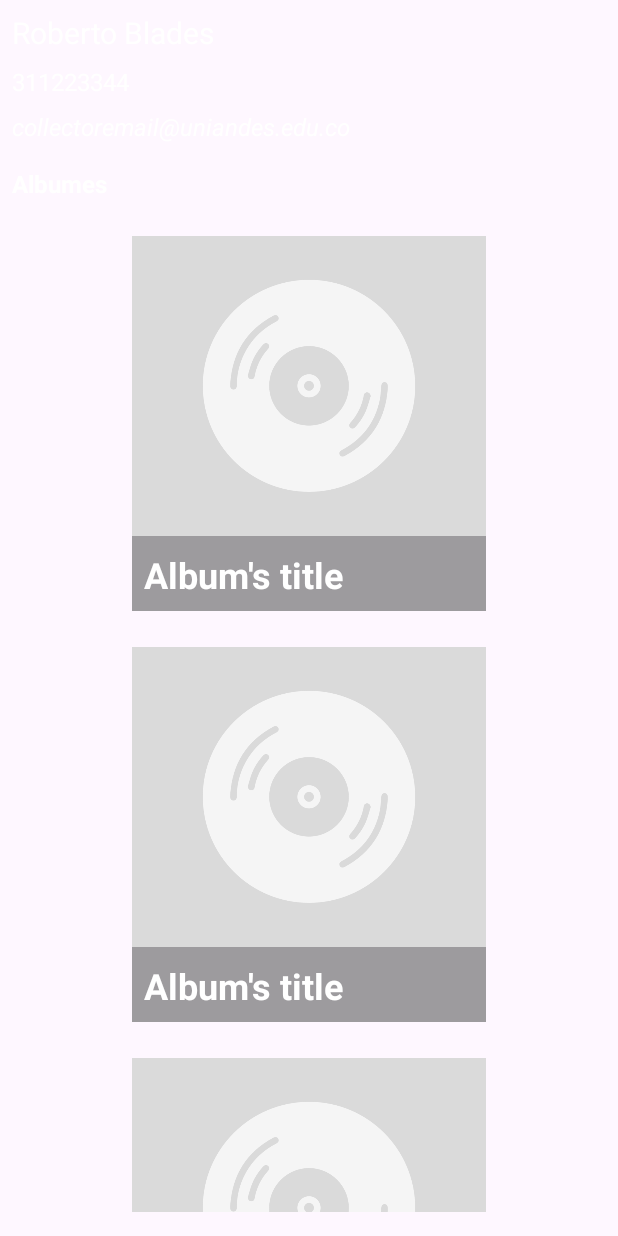
After one commit to juandata-dev/Vinilos_Magnificos, an Android app: the layout fragment_collector_detail.xml on its own in the app's theme, with its tools: preview values and no code run, on a phone screen of 412 x 824 dp. The commit adds this screen. Run offline under Robolectric (Android 15) with nearby library versions, the phone set to English and light mode, and no system bars.

Commit message:
Feat: add collectors detail

```diff
--- /dev/null
+++ b/app/src/main/java/co/edu/uniandes/vinilotunes/ui/collector/CollectorDetailFragment.kt
@@ -0,0 +1,99 @@
+package co.edu.uniandes.vinilotunes.ui.collector
+
+import android.os.Bundle
+import android.util.Log
+import android.view.LayoutInflater
+import android.view.View
+import android.view.ViewGroup
+import androidx.databinding.DataBindingUtil
+import androidx.fragment.app.Fragment
+import androidx.lifecycle.ViewModelProvider
+import androidx.navigation.fragment.findNavController
+import co.edu.uniandes.vinilotunes.R
+import co.edu.uniandes.vinilotunes.data.model.Album
+import co.edu.uniandes.vinilotunes.databinding.FragmentCollectorDetailBinding
+import co.edu.uniandes.vinilotunes.ui.album.AlbumAdapter
+
+// TODO: Rename parameter arguments, choose names that match
+// the fragment initialization parameters, e.g. ARG_ITEM_NUMBER
+private const val ARG_PARAM1 = "param1"
+private const val ARG_PARAM2 = "param2"
+
+/**
+ * A simple [Fragment] subclass.
+ * Use the [CollectorDetailFragment.newInstance] factory method to
+ * create an instance of this fragment.
+ */
+class CollectorDetailFragment : Fragment() {
+    private lateinit var collectorViewModel: CollectorViewModel
+    private lateinit var binding: FragmentCollectorDetailBinding
+    private var adapter = AlbumAdapter()
+
+    override fun onCreateView(
+        inflater: LayoutInflater,
+        container: ViewGroup?,
+        savedInstanceState: Bundle?
+    ): View {
+        binding = DataBindingUtil.inflate(
+            inflater, R.layout.fragment_collector_detail, container, false
+        )
+
+        // Configura ViewModel
+        collectorViewModel = ViewModelProvider(this).get(CollectorViewModel::class.java)
+
+        return binding.root
+    }
+
+    override fun onViewCreated(view: View, savedInstanceState: Bundle?) {
+        super.onViewCreated(view, savedInstanceState)
+
+        // Recupera el ID del álbum del argumento
+        val collectorId = arguments?.getInt("collector_id")
+
+        // Verifica que el ID no sea nulo y luego carga los detalles del álbum
+        if (collectorId != null) {
+
+            Log.d("Debug", "CollectorDetailFragment Collector ID: $collectorId"   )
+
+            collectorViewModel.getCollectorById(collectorId)
+
+
+            // Observa el LiveData para recibir los detalles del collecionista
+            collectorViewModel.collector.observe(viewLifecycleOwner) { collector ->
+                if (collector != null) { // Los detalles del coleccionistas están disponibles
+                    binding.collector = collector  // Actualiza la vista con los detalles del álbum
+                    Log.d("Debug", "getAlbumesByID: $collector.id"   )
+                    collectorViewModel.getAlbumesByIdCollector(collector.id)
+                }
+            }
+
+            collectorViewModel.albumesCollector.observe(viewLifecycleOwner) { list ->
+                val albumes: MutableList<Album> = mutableListOf()
+
+                for (i in list.indices)
+                    albumes.add(list[i].album)
+
+
+                if (albumes.isNotEmpty()) {
+                    adapter.albumList = albumes
+                    binding.rvCollectorAlbums.adapter = adapter
+                    Log.d("Debug", "myAlbums: ${adapter.albumList[0]}")
+                }
+
+            }
+        }
+
+
+    }
+
+    override fun onResume() {
+        super.onResume()
+    }
+
+    private fun goToDetailAlbum(id: Int) {
+        val bundle = Bundle()
+        bundle.putInt("album_id", id) // Aquí debes proporcionar el valor del ID del álbum
+
+        findNavController().navigate(R.id.nav_album_detail, bundle)
+    }
+}
--- a/app/src/main/java/co/edu/uniandes/vinilotunes/ui/collector/CollectorFragment.kt
+++ b/app/src/main/java/co/edu/uniandes/vinilotunes/ui/collector/CollectorFragment.kt
@@ -6,6 +6,8 @@ import android.view.View
 import android.view.ViewGroup
 import androidx.fragment.app.Fragment
 import androidx.fragment.app.viewModels
+import androidx.navigation.fragment.findNavController
+import co.edu.uniandes.vinilotunes.R
 import co.edu.uniandes.vinilotunes.databinding.FragmentCollectorBinding
 
 class CollectorFragment : Fragment() {
@@ -69,6 +71,7 @@ class CollectorFragment : Fragment() {
     }
 
 
+
     /**
      * Metodo que se encarga de navegar a la vista de detalle de un Coleccionista.
      *
@@ -79,7 +82,7 @@ class CollectorFragment : Fragment() {
         val bundle = Bundle()
         bundle.putInt("collector_id", id) // Aquí debes proporcionar el valor del ID del Coleccionista
 
-//        findNavController().navigate(R.id.nav_collector_detail, bundle)
+        findNavController().navigate(R.id.nav_collector_detail, bundle)
 
     }
 }
--- a/app/src/main/java/co/edu/uniandes/vinilotunes/ui/collector/CollectorViewModel.kt
+++ b/app/src/main/java/co/edu/uniandes/vinilotunes/ui/collector/CollectorViewModel.kt
@@ -7,6 +7,7 @@ import androidx.lifecycle.LiveData
 import androidx.lifecycle.MutableLiveData
 import androidx.lifecycle.viewModelScope
 import co.edu.uniandes.vinilotunes.data.model.Collector
+import co.edu.uniandes.vinilotunes.data.model.CollectorAlbum
 import co.edu.uniandes.vinilotunes.data.repositories.CollectorRepository
 import kotlinx.coroutines.Dispatchers
 import kotlinx.coroutines.launch
@@ -17,6 +18,8 @@ class CollectorViewModel(application: Application) : AndroidViewModel(applicatio
 
     // Utilizamos MutableLiveData para poder cambiar su valor dinámicamente. En este caso, el valor de la variable es un álbum.
     val collector = MutableLiveData<Collector>()
+
+    val albumesCollector = MutableLiveData<List<CollectorAlbum>>()
 
     // Variable que almacena el repositorio de artistas. El repositorio es el encargado de manejar la comunicación con el servidor.
     private val collectorRepository = CollectorRepository(application)
@@ -57,4 +60,14 @@ class CollectorViewModel(application: Application) : AndroidViewModel(applicatio
             Log.e("Error", e.message ?: "Failure service")
         }
     }
+
+    fun getAlbumesByIdCollector(id: Int) {
+        try {
+            viewModelScope.launch(Dispatchers.IO) {
+                albumesCollector.postValue(collectorRepository.getAlbumesByCollector(id))
+            }
+        } catch (e: Exception) {
+            Log.e("Error", e.message ?: "Failure service")
+        }
+    }
 }
--- /dev/null
+++ b/app/src/main/res/layout/album_collection_item.xml
@@ -0,0 +1,68 @@
+<?xml version="1.0" encoding="utf-8"?>
+<layout xmlns:tools="http://schemas.android.com/tools"
+        xmlns:android="http://schemas.android.com/apk/res/android"
+        xmlns:app="http://schemas.android.com/apk/res-auto">
+
+    <data>
+        <variable
+                name="album"
+                type="co.edu.uniandes.vinilotunes.data.model.Album" />
+        <variable
+                name="position"
+                type="Integer" />
+        <variable
+                name="adapter"
+                type="co.edu.uniandes.vinilotunes.ui.album.AlbumAdapter" />
+    </data>
+
+    <androidx.constraintlayout.widget.ConstraintLayout
+            android:layout_width="match_parent"
+            android:layout_height="wrap_content"
+            android:layout_marginTop="8dp"
+            android:layout_marginBottom="8dp"
+            android:onClick="@{ () -> adapter.onClickAlbum(position) }">
+
+        <FrameLayout
+                android:layout_width="0dp"
+                android:layout_height="wrap_content"
+                android:layout_marginStart="80dp"
+                android:layout_marginEnd="80dp"
+                android:layout_marginTop="8dp"
+                app:layout_constraintEnd_toEndOf="parent"
+                app:layout_constraintStart_toStartOf="parent"
+                app:layout_constraintTop_toTopOf="parent">
+            <View
+                    android:layout_width="match_parent"
+                    android:layout_height="250dp"
+                    android:background="#B3767676" />
+            <ImageView
+                    android:id="@+id/album_image"
+                    android:layout_width="match_parent"
+                    android:layout_height="200dp"
+                    android:scaleType="centerCrop"
+                    app:imageUrl="@{album.cover}"
+                    android:src="@drawable/album_placeholder"
+                    android:contentDescription="@string/add" />
+            <!--TODO cambiar el contentDescription-->
+
+            <TextView
+                    android:id="@+id/tvNameArtist"
+                    android:layout_width="match_parent"
+                    android:layout_height="wrap_content"
+                    android:layout_gravity="bottom"
+                    android:text="@{album.name}"
+                    android:textColor="@color/white"
+                    android:textSize="24sp"
+                    android:textStyle="bold"
+                    android:padding="8dp"
+                    app:layout_constraintEnd_toEndOf="@+id/album_image"
+                    app:layout_constraintStart_toStartOf="@+id/album_image"
+                    app:layout_constraintTop_toBottomOf="@+id/album_image"
+                    tools:text="Album's title" />
+
+
+        </FrameLayout>
+
+    </androidx.constraintlayout.widget.ConstraintLayout>
+
+</layout>
--- /dev/null
+++ b/app/src/main/res/layout/fragment_collector_detail.xml
@@ -0,0 +1,97 @@
+<?xml version="1.0" encoding="utf-8"?>
+<layout xmlns:android="http://schemas.android.com/apk/res/android"
+        xmlns:app="http://schemas.android.com/apk/res-auto"
+        xmlns:tools="http://schemas.android.com/tools">
+
+    <data>
+        <variable
+                name="collector"
+                type="co.edu.uniandes.vinilotunes.data.model.Collector" />
+    </data>
+
+    <androidx.constraintlayout.widget.ConstraintLayout
+            android:layout_width="match_parent"
+            android:layout_height="match_parent"
+            tools:context=".ui.collector.CollectorDetailFragment">
+
+        <TextView
+                android:id="@+id/tvCollectorName"
+                android:layout_width="0dp"
+                android:layout_height="wrap_content"
+                android:layout_marginStart="8dp"
+                android:layout_marginTop="8dp"
+                android:layout_marginEnd="8dp"
+                android:textSize="20sp"
+                android:text="@{collector.name}"
+                android:textColor="@color/white"
+                app:layout_constraintEnd_toEndOf="parent"
+                app:layout_constraintStart_toStartOf="parent"
+                app:layout_constraintTop_toTopOf="parent"
+                tools:text="Roberto Blades" />
+
+        <TextView
+                android:id="@+id/tvCollectorPhone"
+                android:layout_width="0dp"
+                android:layout_height="wrap_content"
+                android:layout_marginTop="8dp"
+                android:textSize="16sp"
+                android:text="@{collector.telephone}"
+                android:textColor="@color/white"
+                app:layout_constraintEnd_toEndOf="@+id/tvCollectorName"
+                app:layout_constraintStart_toStartOf="@+id/tvCollectorName"
+                app:layout_constraintTop_toBottomOf="@+id/tvCollectorName"
+                tools:text="311223344" />
+
+        <TextView
+                android:id="@+id/tvCollectorEmail"
+                android:layout_width="0dp"
+                android:layout_height="wrap_content"
+                android:layout_marginTop="8dp"
+                android:textSize="16sp"
+                android:textStyle="italic"
+                android:text="@{collector.email}"
+                android:textColor="@color/white"
+                app:layout_constraintEnd_toEndOf="@+id/tvCollectorPhone"
+                app:layout_constraintStart_toStartOf="@+id/tvCollectorPhone"
+                app:layout_constraintTop_toBottomOf="@+id/tvCollectorPhone"
+                tools:text="collectoremail@uniandes.edu.co" />
+
+        <TextView
+                android:id="@+id/tvLabelAlbums"
+                android:layout_width="wrap_content"
+                android:layout_height="wrap_content"
+                android:layout_marginTop="16dp"
+                android:textStyle="bold"
+                android:textSize="16sp"
+                android:text="@string/fragment_collector_detail_albums"
+                android:textColor="@color/white"
+                app:layout_constraintStart_toStartOf="@+id/tvCollectorEmail"
+                app:layout_constraintTop_toBottomOf="@+id/tvCollectorEmail" />
+
+        <androidx.recyclerview.widget.RecyclerView
+                android:id="@+id/rvCollectorAlbums"
+                android:layout_width="match_parent"
+                android:layout_height="0dp"
+                android:layout_marginStart="8dp"
+                android:layout_marginTop="8dp"
+                android:layout_marginEnd="8dp"
+                app:layoutManager="androidx.recyclerview.widget.LinearLayoutManager"
+                android:layout_marginBottom="16dp"
+                app:layout_constraintBottom_toBottomOf="parent"
+                app:layout_constraintEnd_toEndOf="parent"
+                app:layout_constraintStart_toStartOf="parent"
+                app:layout_constraintTop_toBottomOf="@+id/tvLabelNoAlbums"
+                tools:listitem="@layout/album_collection_item" />
+
+        <TextView
+                android:id="@+id/tvLabelNoAlbums"
+                android:layout_width="0dp"
+                android:layout_height="wrap_content"
+                android:layout_marginTop="8dp"
+                android:text="@string/fragment_collector_detail_no_albums"
+                android:visibility="gone"
+                app:layout_constraintEnd_toEndOf="parent"
+                app:layout_constraintStart_toStartOf="@+id/tvLabelAlbums"
+                app:layout_constraintTop_toBottomOf="@+id/tvLabelAlbums" />
+    </androidx.constraintlayout.widget.ConstraintLayout>
+</layout>
--- a/app/src/main/res/navigation/mobile_navigation.xml
+++ b/app/src/main/res/navigation/mobile_navigation.xml
@@ -55,4 +55,11 @@
         android:name="co.edu.uniandes.vinilotunes.ui.collector.CollectorFragment"
         android:label=""
         tools:layout="@layout/fragment_collector" />
+
+    <!-- Este fragmento representa la pantalla de presentación de diapositivas en la aplicación. -->
+    <fragment
+            android:id="@+id/nav_collector_detail"
+            android:name="co.edu.uniandes.vinilotunes.ui.collector.CollectorDetailFragment"
+            android:label=""
+            tools:layout="@layout/fragment_collector_detail" />
 </navigation>
--- a/app/src/main/res/values/strings.xml
+++ b/app/src/main/res/values/strings.xml
@@ -33,5 +33,8 @@
     <string name="hello_blank_fragment">Hello blank fragment</string>
     <string name="artist_list">Artist List</string>
 
+    <string name="fragment_collector_detail_albums">Albumes</string>
+    <string name="fragment_collector_detail_no_albums">No albumes available</string>
+
 
 </resources>
```
Also changed, not shown: app/src/main/res/drawable/broken_image.png (added).
